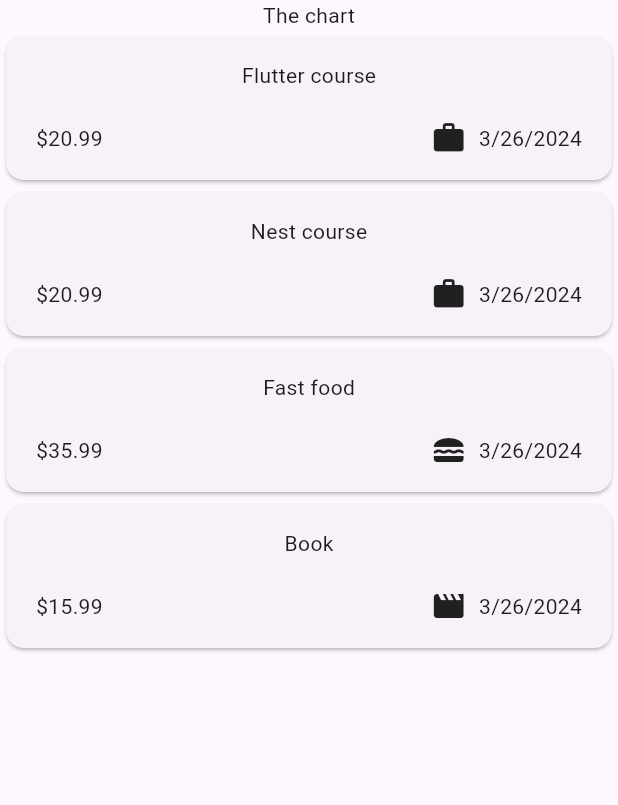
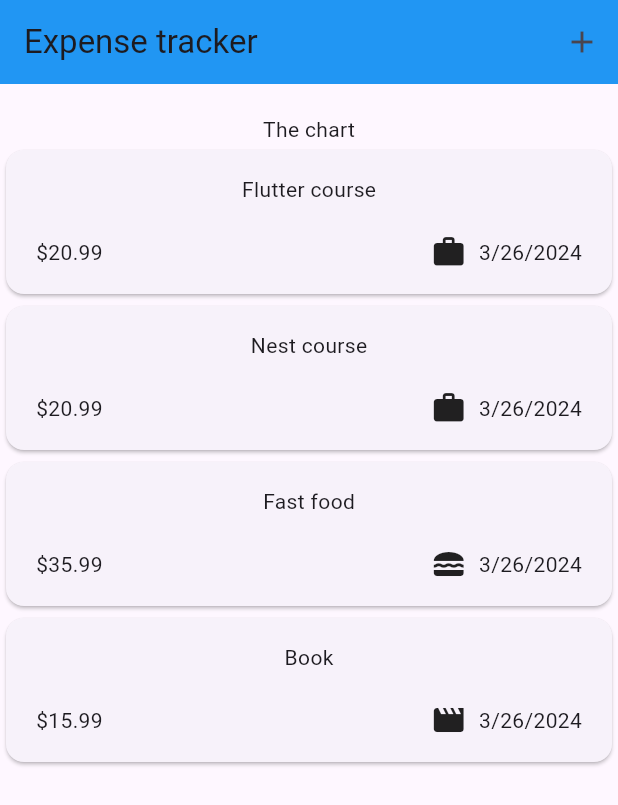
Before and after one commit to ichbinnichts/expanse_tracker, a Flutter app: the screen it shows after launch, on a phone screen of 412 x 824 dp. Shown: the top 805 px of the screen. Run offline on Flutter 3.47's test engine with Material 3 defaults, Android fonts, the phone set to English and light mode, and no system bars.

Commit message:
feat? add app bar

```diff
--- a/lib/app.dart
+++ b/lib/app.dart
@@ -6,9 +6,10 @@ class App extends StatelessWidget {
 
   @override
   Widget build(BuildContext context) {
-    return const MaterialApp(
+    return MaterialApp(
+      theme: ThemeData(useMaterial3: true),
       debugShowCheckedModeBanner: false,
-      home: Home(),
+      home: const Home(),
     );
   }
 }
--- a/lib/home/home.dart
+++ b/lib/home/home.dart
@@ -40,8 +40,14 @@ class _HomeState extends State<Home> {
   @override
   Widget build(BuildContext context) {
     return Scaffold(
+      appBar: AppBar(
+        title: const Text('Expense tracker'),
+        backgroundColor: Colors.blue,
+        actions: [IconButton(onPressed: () {}, icon: const Icon(Icons.add))],
+      ),
       body: Column(
         children: [
+          const SizedBox(height: 20),
           const Text('The chart'),
           Expanded(
             child: ExpensesList(expenses: _registeredExpenses),
```
